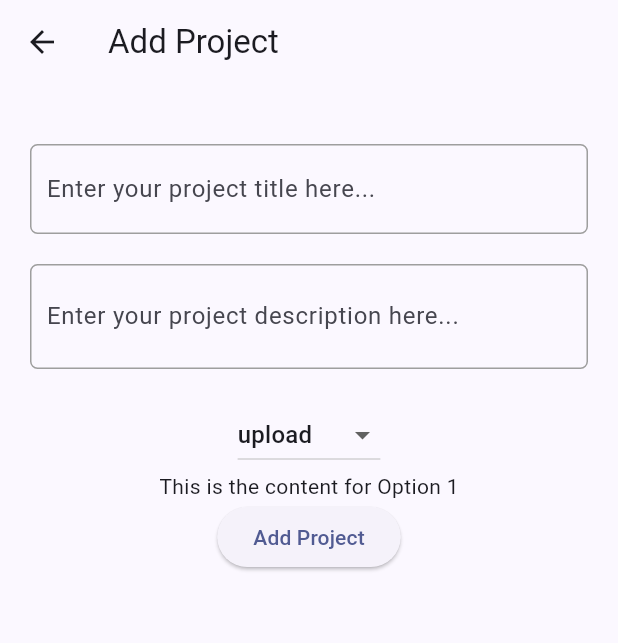
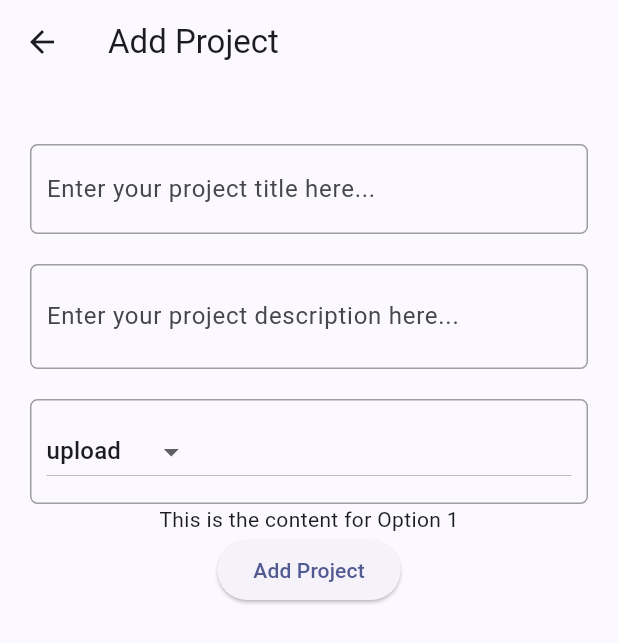
Before and after one commit to jali-k/tipzy, a Flutter app: the AddProjectScreen screen opened directly, on a phone screen of 412 x 824 dp. Shown: the top 643 px of the screen. Run offline on Flutter 3.47's test engine with Material 3 defaults, Android fonts, the light colour scheme and no system bars; our stand-ins replace firebase_analytics, firebase_auth, firebase_core, flutter_riverpod, riverpod, sign_in_button; accounts and stored records are empty; network calls fail.

Commit message:
Create image upload selective dropdown

```diff
--- a/lib/widgets/dynamic_widget_dropdown.dart
+++ b/lib/widgets/dynamic_widget_dropdown.dart
@@ -1,4 +1,13 @@
 import 'package:flutter/material.dart';
+
+// enum ImageAction {
+//   uploadImage(String title),
+//   pasteUrl(String title);
+
+//   final String title;
+
+//   const ImageAction(this.title);
+// }
 
 class DynamicWidgetDropdown extends StatefulWidget {
   final List<String> dropdownItems;
@@ -27,7 +36,17 @@ class _DynamicWidgetDropdownState extends State<DynamicWidgetDropdown> {
   Widget build(BuildContext context) {
     return Column(
       children: [
-        DropdownButton<String>(
+        Container(
+          width: double.infinity,
+          padding: EdgeInsets.all(10.0),
+          decoration: BoxDecoration(
+            border: Border.all(
+              color: Colors.grey,
+              width: 1.0,
+            ),
+            borderRadius: BorderRadius.circular(5.0),
+          ),
+          child: DropdownButton<String>(
             value: _selectedValue,
             items: widget.dropdownItems.map((String value) {
               return DropdownMenuItem<String>(
@@ -41,6 +60,7 @@ class _DynamicWidgetDropdownState extends State<DynamicWidgetDropdown> {
               });
             },
           ),
+        ),
         widget.widgetBuilder(_selectedValue), // Build the dynamic widget
       ],
     );
```
Lines whose indentation alone changed are shown as unchanged.
